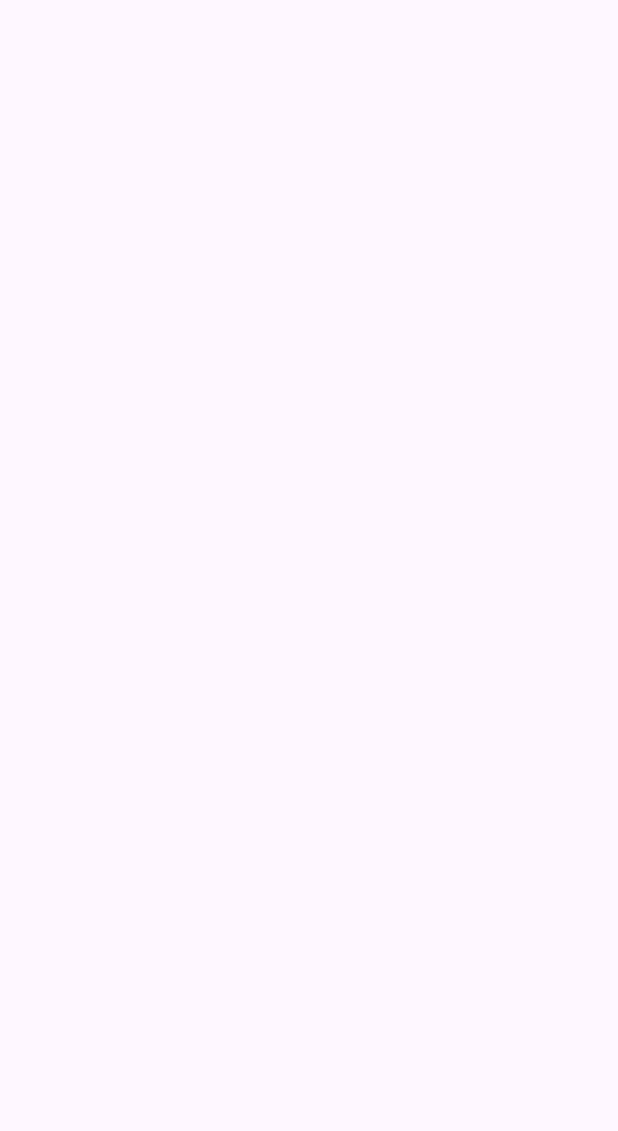
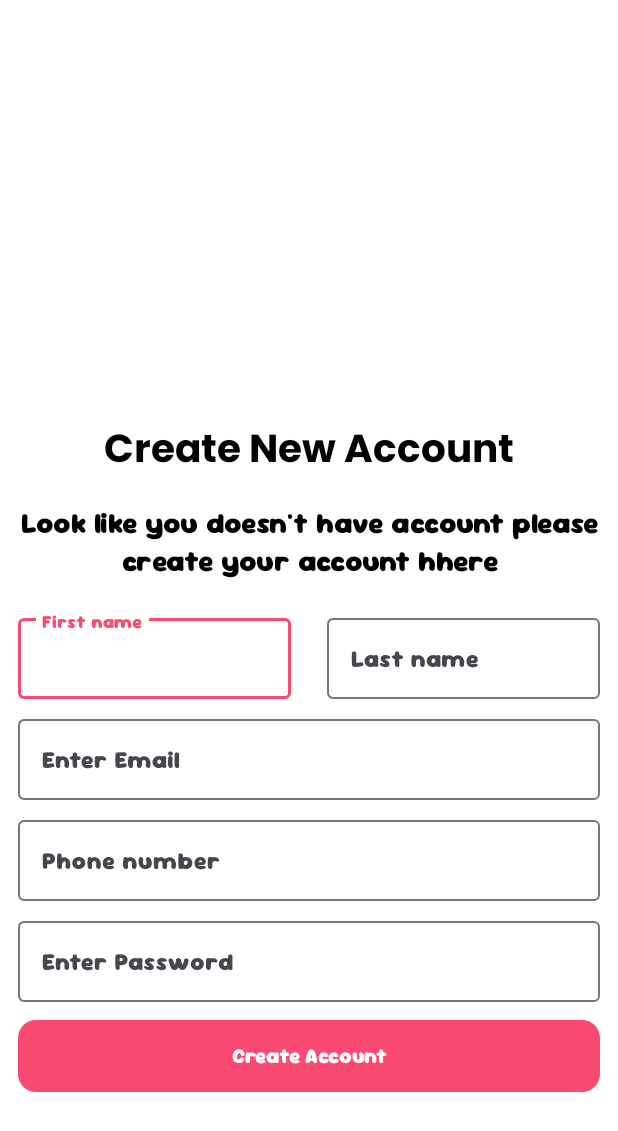
Before and after one commit to Amaan778/ServiceProvider-Customer, an Android app: the RegisterActivity screen opened directly, with no data from a screen before it, on a phone screen of 412 x 824 dp. Before the commit the part shown is empty. Shown: the top 1131 px of the screen. Run offline under Robolectric (Android 15) with nearby library versions, the phone set to English and light mode, and no system bars; our stand-ins replace sdp/ssp sizes.

Commit message:
Service Provider Customer

```diff
--- /dev/null
+++ b/app/src/main/java/com/app/serviceprovidercust/notification/NotificationAdapter.kt
@@ -0,0 +1,4 @@
+package com.app.serviceprovidercust.notification
+
+class NotificationAdapter {
+}
--- /dev/null
+++ b/app/src/main/res/drawable/btn.xml
@@ -0,0 +1,7 @@
+<?xml version="1.0" encoding="utf-8"?>
+<shape android:shape="rectangle" xmlns:android="http://schemas.android.com/apk/res/android">
+
+    <solid android:color="@color/themecolor"/>
+    <corners android:radius="@dimen/_9sdp"/>
+
+</shape>
--- a/app/src/main/res/layout/activity_register.xml
+++ b/app/src/main/res/layout/activity_register.xml
@@ -6,6 +6,141 @@
     android:orientation="vertical"
     android:layout_width="match_parent"
     android:layout_height="match_parent"
+    android:background="@color/white"
+    android:gravity="center"
     tools:context=".auth.RegisterActivity">
 
+    <ScrollView
+        android:layout_width="match_parent"
+        android:layout_height="wrap_content">
+
+        <LinearLayout
+            android:layout_width="match_parent"
+            android:layout_height="wrap_content"
+            android:orientation="vertical">
+
+            <ImageView
+                android:layout_width="match_parent"
+                android:layout_height="@dimen/_150sdp"
+                />
+
+            <TextView
+                android:layout_width="match_parent"
+                android:layout_height="wrap_content"
+                android:text="Create New Account"
+                android:textSize="@dimen/_20sdp"
+                android:fontFamily="@font/poppins"
+                android:textColor="@color/black"
+                android:gravity="center"/>
+
+            <TextView
+                android:layout_width="match_parent"
+                android:layout_height="wrap_content"
+                android:text="@string/register"
+                android:textColor="@color/black"
+                android:gravity="center"
+                android:fontFamily="@font/sourgummy"
+                android:textSize="@dimen/_15sdp"
+                android:layout_margin="@dimen/_9sdp"/>
+
+            <LinearLayout
+                android:layout_width="match_parent"
+                android:layout_height="wrap_content"
+                android:orientation="horizontal"
+                android:layout_marginVertical="@dimen/_6sdp">
+
+                <com.google.android.material.textfield.TextInputLayout
+                    android:layout_width="match_parent"
+                    android:layout_height="wrap_content"
+                    android:hint="First name"
+                    android:layout_weight="1"
+                    android:layout_marginHorizontal="@dimen/_9sdp">
+
+                    <EditText
+                        android:id="@+id/firstname"
+                        android:layout_width="match_parent"
+                        android:layout_height="wrap_content"
+                        android:fontFamily="@font/sourgummy"/>
+
+                </com.google.android.material.textfield.TextInputLayout>
+
+                <com.google.android.material.textfield.TextInputLayout
+                    android:layout_width="match_parent"
+                    android:layout_height="wrap_content"
+                    android:hint="Last name"
+                    android:layout_weight="1"
+                    android:layout_marginHorizontal="@dimen/_9sdp">
+
+                    <EditText
+                        android:id="@+id/lastname"
+                        android:layout_width="match_parent"
+                        android:layout_height="wrap_content"
+                        android:fontFamily="@font/sourgummy"/>
+
+                </com.google.android.material.textfield.TextInputLayout>
+
+            </LinearLayout>
+
+            <com.google.android.material.textfield.TextInputLayout
+                android:layout_width="match_parent"
+                android:layout_height="wrap_content"
+                android:hint="Enter Email"
+                android:layout_marginHorizontal="@dimen/_9sdp">
+
+                <EditText
+                    android:id="@+id/email"
+                    android:layout_width="match_parent"
+                    android:layout_height="wrap_content"
+                    android:fontFamily="@font/sourgummy"/>
+
+            </com.google.android.material.textfield.TextInputLayout>
+
+            <com.google.android.material.textfield.TextInputLayout
+                android:layout_width="match_parent"
+                android:layout_height="wrap_content"
+                android:hint="Phone number"
+                android:layout_marginHorizontal="@dimen/_9sdp"
+                android:layout_marginVertical="@dimen/_6sdp">
+
+                <EditText
+                    android:id="@+id/phonenumber"
+                    android:layout_width="match_parent"
+                    android:inputType="number"
+                    android:layout_height="wrap_content"
+                    android:fontFamily="@font/sourgummy"/>
+
+            </com.google.android.material.textfield.TextInputLayout>
+
+            <com.google.android.material.textfield.TextInputLayout
+                android:id="@+id/passwordInputLayout"
+                android:layout_width="match_parent"
+                android:layout_height="wrap_content"
+                android:hint="Enter Password"
+                app:endIconMode="custom"
+                android:layout_marginHorizontal="@dimen/_9sdp">
+
+                <EditText
+                    android:id="@+id/passwordEditText"
+                    android:layout_width="match_parent"
+                    android:layout_height="wrap_content"
+                    android:inputType="textPassword"
+                    android:fontFamily="@font/sourgummy"
+                    android:backgroundTint="@color/themecolor"/>
+
+            </com.google.android.material.textfield.TextInputLayout>
+
+            <Button
+                android:id="@+id/create"
+                android:layout_width="match_parent"
+                android:layout_height="wrap_content"
+                android:background="@drawable/btn"
+                app:backgroundTint="@color/themecolor"
+                android:layout_margin="@dimen/_9sdp"
+                android:fontFamily="@font/sourgummy"
+                android:text="Create Account"/>
+
+        </LinearLayout>
+
+    </ScrollView>
+
 </LinearLayout>
--- a/app/src/main/res/values/strings.xml
+++ b/app/src/main/res/values/strings.xml
@@ -2,4 +2,5 @@
     <string name="app_name">ServiceProviderCust</string>
     <string name="boarding_trust">Trusted and secure website for this app with lorum ipsum</string>
     <string name="boarding_pay">Secure and safe payment and 99% people trust on us lorum ipsum ajhh kgh kjjjk Trusted and secure websi lorum ipsum</string>
+    <string name="register">Look like you doesn\'t have account please create your account hhere</string>
 </resources>
```
